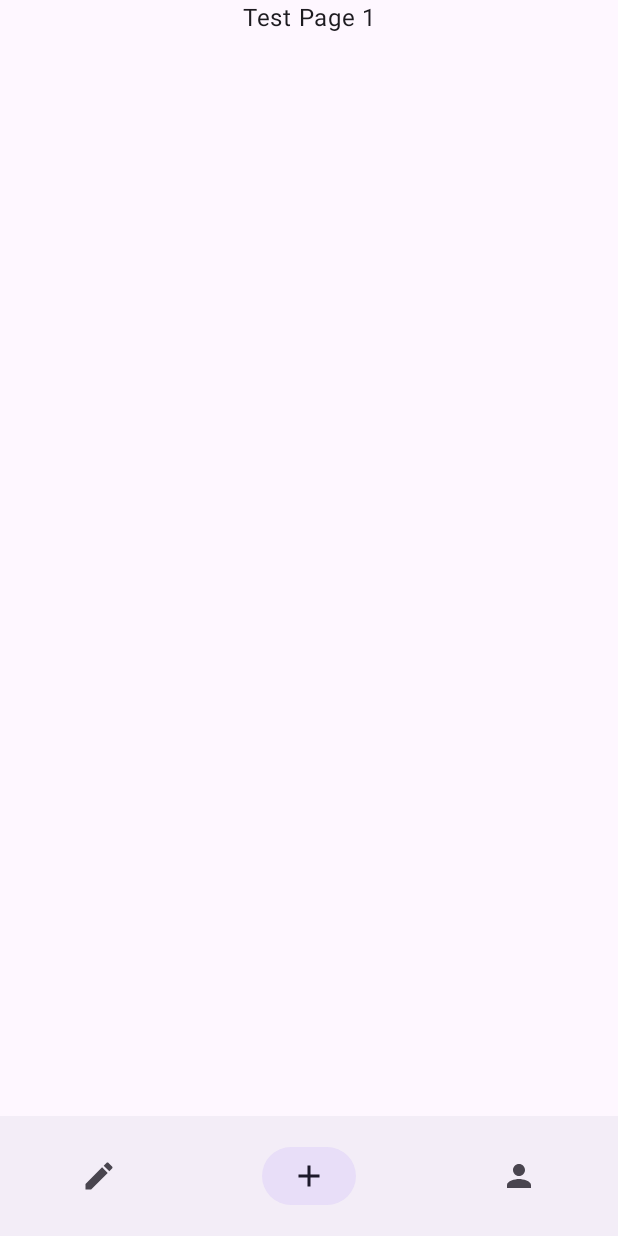
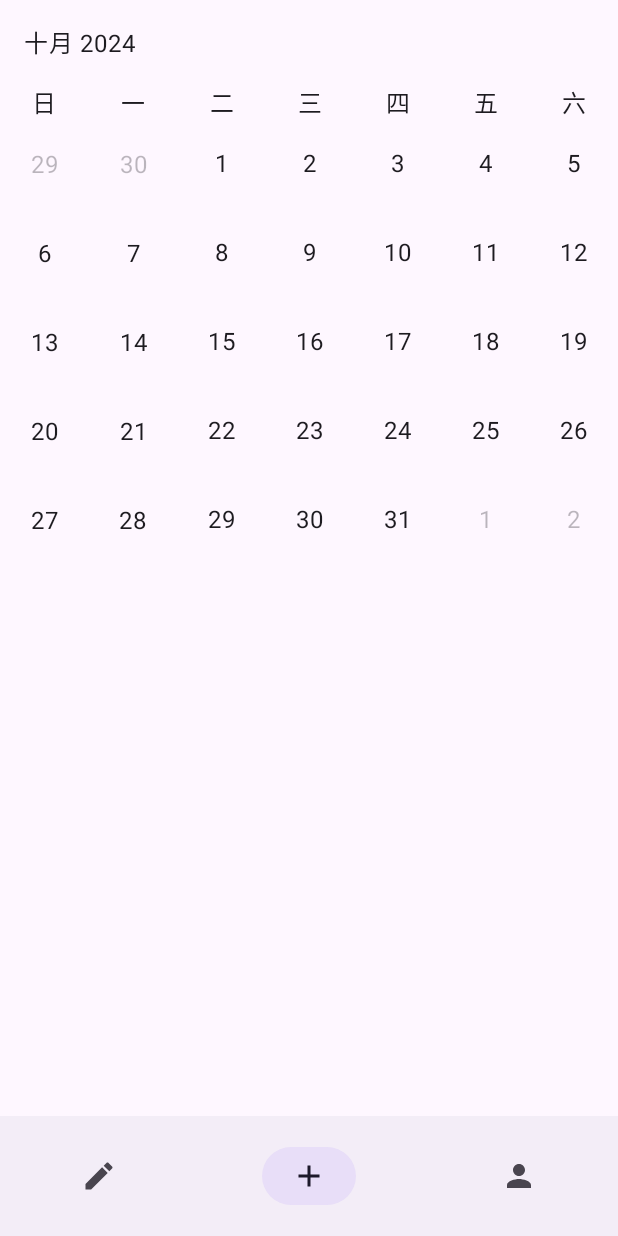
Before and after one commit to ts0726/KotlinSchedule, an Android app built with Jetpack Compose: the screen it shows after launch (MainActivity), item 2 of the bottom bar chosen, on a phone screen of 412 x 824 dp. Run offline under Robolectric (Android 15) with nearby library versions, the phone set to English and light mode, and no system bars; our stand-ins replace window size class.

Commit message:
创建自定义日历，向主页添加日历呼出按钮（竖屏）

```diff
--- a/KotlinSchedule/composeApp/src/androidMain/kotlin/kmp/project/schedule/MainActivity.kt
+++ b/KotlinSchedule/composeApp/src/androidMain/kotlin/kmp/project/schedule/MainActivity.kt
@@ -3,13 +3,14 @@ package kmp.project.schedule
 import android.os.Bundle
 import androidx.activity.ComponentActivity
 import androidx.activity.compose.setContent
+import androidx.activity.enableEdgeToEdge
 import androidx.compose.runtime.Composable
 import androidx.compose.ui.tooling.preview.Preview
 
 class MainActivity : ComponentActivity() {
     override fun onCreate(savedInstanceState: Bundle?) {
         super.onCreate(savedInstanceState)
-
+        enableEdgeToEdge()
         setContent {
             App()
         }
--- a/KotlinSchedule/composeApp/src/commonMain/kotlin/kmp/project/schedule/App.kt
+++ b/KotlinSchedule/composeApp/src/commonMain/kotlin/kmp/project/schedule/App.kt
@@ -126,7 +126,7 @@ fun contentContainer(
 @Composable
 fun sideNavRail(pageID: MutableIntState) {
     val cardSizes = remember { mutableStateListOf(50.dp, 30.dp, 30.dp) }
-    val items = listOf("主页", "我喜欢的", "设置")
+    val items = listOf("主页", "全部", "我的")
 
     //根据pageID初始化图标状态
     for (i in 0 .. 2) {
@@ -196,7 +196,7 @@ fun sideNavRail(pageID: MutableIntState) {
  */
 @Composable
 fun bottomNavBar(pageID: MutableIntState) {
-    val items = listOf("主页", "我喜欢的", "设置")
+    val items = listOf("主页", "全部", "我的")
     NavigationBar(
         containerColor = MaterialTheme.colorScheme.surfaceContainer,
         contentColor = MaterialTheme.colorScheme.error,
--- /dev/null
+++ b/KotlinSchedule/composeApp/src/commonMain/kotlin/kmp/project/schedule/ui/composableItem/Calendar.kt
@@ -0,0 +1,94 @@
+package kmp.project.schedule.ui.composableItem
+
+import androidx.compose.foundation.layout.*
+import androidx.compose.foundation.lazy.grid.GridCells
+import androidx.compose.foundation.lazy.grid.LazyVerticalGrid
+import androidx.compose.material3.MaterialTheme
+import androidx.compose.material3.Text
+import androidx.compose.runtime.Composable
+import androidx.compose.ui.Alignment
+import androidx.compose.ui.Modifier
+import androidx.compose.ui.text.style.TextAlign
+import androidx.compose.ui.unit.dp
+import org.jetbrains.compose.ui.tooling.preview.Preview
+import java.time.YearMonth
+import java.time.format.TextStyle
+import java.util.*
+
+@Composable
+@Preview
+fun CalendarPreview() {
+    CalendarView(YearMonth.now())
+}
+
+@Composable
+fun CalendarView(yearMonth: YearMonth) {
+    val days = generateCalendarDays(yearMonth)
+
+    Column {
+        Text(
+            text = yearMonth.month.getDisplayName(TextStyle.FULL, Locale.CHINA) + " " + yearMonth.year,
+            modifier = Modifier.padding(16.dp)
+        )
+
+        LazyVerticalGrid(
+            columns = GridCells.Fixed(7),
+            modifier = Modifier.fillMaxSize()
+        ) {
+            listOf("日", "一", "二", "三", "四", "五", "六").forEach { day ->
+                item {
+                    Text(
+                        text = day,
+                        modifier = Modifier.weight(1f),
+                        textAlign = TextAlign.Center
+                    )
+                }
+            }
+            items(days.size) { index ->
+                val day = days[index]
+                Box(
+                    contentAlignment = Alignment.Center,
+                    modifier = Modifier
+                        .aspectRatio(1f)
+                        .padding(4.dp)
+                ) {
+                    Text(
+                        text = day.day.toString(),
+                        color = if (day.isCurrentMonth) MaterialTheme.colorScheme.onBackground else MaterialTheme.colorScheme.onSurface.copy(alpha = 0.3f)
+                    )
+                }
+            }
+        }
+    }
+}
+
+data class CalendarDay(val day: Int, val isCurrentMonth: Boolean)
+
+fun generateCalendarDays(yearMonth: YearMonth): List<CalendarDay> {
+    val days = mutableListOf<CalendarDay>()
+    val firstDayOfMonth = yearMonth.atDay(1)
+    val dayOfWeek = firstDayOfMonth.dayOfWeek.value % 7
+    val daysInMonth = yearMonth.lengthOfMonth()
+
+    //添加上个月的日期
+    val previousMonth = yearMonth.minusMonths(1)
+    val daysInPreviousMonth = previousMonth.lengthOfMonth()
+    for (i in 1 .. dayOfWeek) {
+        days.add(CalendarDay(daysInPreviousMonth - dayOfWeek + i, false))
+    }
+
+    //添加当前月份的日期
+    for (i in 1 .. daysInMonth) {
+        days.add(CalendarDay(i, true))
+    }
+
+    //添加下个月的日期
+    if (days.size % 7 != 0) {
+        val remainingDays = (days.size / 7 + 1) * 7 - days.size
+        for (i in 1 .. remainingDays) {
+            days.add(CalendarDay(i, false))
+        }
+    }
+
+    return days
+}
--- a/KotlinSchedule/composeApp/src/commonMain/kotlin/kmp/project/schedule/ui/home/HomePage.kt
+++ b/KotlinSchedule/composeApp/src/commonMain/kotlin/kmp/project/schedule/ui/home/HomePage.kt
@@ -1,30 +1,16 @@
 package kmp.project.schedule.ui.home
 
-import androidx.compose.foundation.layout.Arrangement
-import androidx.compose.foundation.layout.Box
-import androidx.compose.foundation.layout.Column
-import androidx.compose.foundation.layout.Row
-import androidx.compose.foundation.layout.Spacer
-import androidx.compose.foundation.layout.fillMaxHeight
-import androidx.compose.foundation.layout.fillMaxSize
-import androidx.compose.foundation.layout.fillMaxWidth
-import androidx.compose.foundation.layout.padding
+import androidx.compose.foundation.layout.*
 import androidx.compose.foundation.lazy.LazyColumn
 import androidx.compose.foundation.lazy.LazyListState
 import androidx.compose.material.icons.Icons
 import androidx.compose.material.icons.filled.Add
-import androidx.compose.material3.Button
-import androidx.compose.material3.DatePicker
-import androidx.compose.material3.DatePickerDefaults
-import androidx.compose.material3.ExperimentalMaterial3Api
-import androidx.compose.material3.FloatingActionButton
-import androidx.compose.material3.Icon
-import androidx.compose.material3.MaterialTheme
-import androidx.compose.material3.Text
-import androidx.compose.material3.rememberDatePickerState
+import androidx.compose.material.icons.filled.DateRange
+import androidx.compose.material3.*
 import androidx.compose.runtime.Composable
 import androidx.compose.ui.Alignment
 import androidx.compose.ui.Modifier
+import androidx.compose.ui.layout.VerticalAlignmentLine
 import androidx.compose.ui.text.font.FontWeight
 import androidx.compose.ui.unit.Dp
 import androidx.compose.ui.unit.dp
@@ -37,6 +23,14 @@ import kmp.project.schedule.data.ScheduleData
 import kmp.project.schedule.model.NewScheduleViewModel
 import kmp.project.schedule.util.getCurrentDate
 import kmp.project.schedule.util.getDayTimestamp
+import org.intellij.lang.annotations.JdkConstants.HorizontalAlignment
+import org.jetbrains.compose.ui.tooling.preview.Preview
+
+@Composable
+@Preview
+fun mainPagePreview() {
+    topDocker(0.dp)
+}
 
 /**
  * 主页
@@ -223,7 +217,6 @@ fun topDocker(
 ) {
     Column (
         modifier = Modifier
-//            .fillMaxWidth()
             .padding(10.dp, 30.dp, 10.dp, bottomPadding),
         horizontalAlignment = Alignment.Start
     ) {
@@ -234,6 +227,9 @@ fun topDocker(
             color = MaterialTheme.colorScheme.primary
         )
 
+        Row(
+            verticalAlignment = Alignment.CenterVertically
+        ) {
             //显示当前日期
             Text(
                 text = getCurrentDate(),
@@ -241,5 +237,17 @@ fun topDocker(
                 fontSize = 20.sp,
                 color = MaterialTheme.colorScheme.primary
             )
+
+            Spacer(modifier = Modifier.weight(1f))
+
+            IconButton(
+                onClick = {},
+            ) {
+                Icon(
+                    imageVector = Icons.Default.DateRange,
+                    contentDescription = "Select Repeat"
+                )
             }
         }
+    }
+}
--- a/KotlinSchedule/composeApp/src/commonMain/kotlin/kmp/project/schedule/ui/testPage1.kt
+++ b/KotlinSchedule/composeApp/src/commonMain/kotlin/kmp/project/schedule/ui/testPage1.kt
@@ -1,17 +1,10 @@
 package kmp.project.schedule.ui
 
-import androidx.compose.foundation.layout.fillMaxSize
-import androidx.compose.material3.Text
 import androidx.compose.runtime.Composable
-import androidx.compose.ui.Modifier
-import androidx.compose.ui.text.style.TextAlign
+import kmp.project.schedule.ui.composableItem.CalendarView
+import java.time.YearMonth
 
 @Composable
 fun TestPage1() {
-    Text(
-        text = "Test Page 1",
-        modifier = Modifier
-            .fillMaxSize(),
-        textAlign = TextAlign.Center
-    )
+    CalendarView(YearMonth.now())
 }
```
Lines whose indentation alone changed are shown as unchanged.
